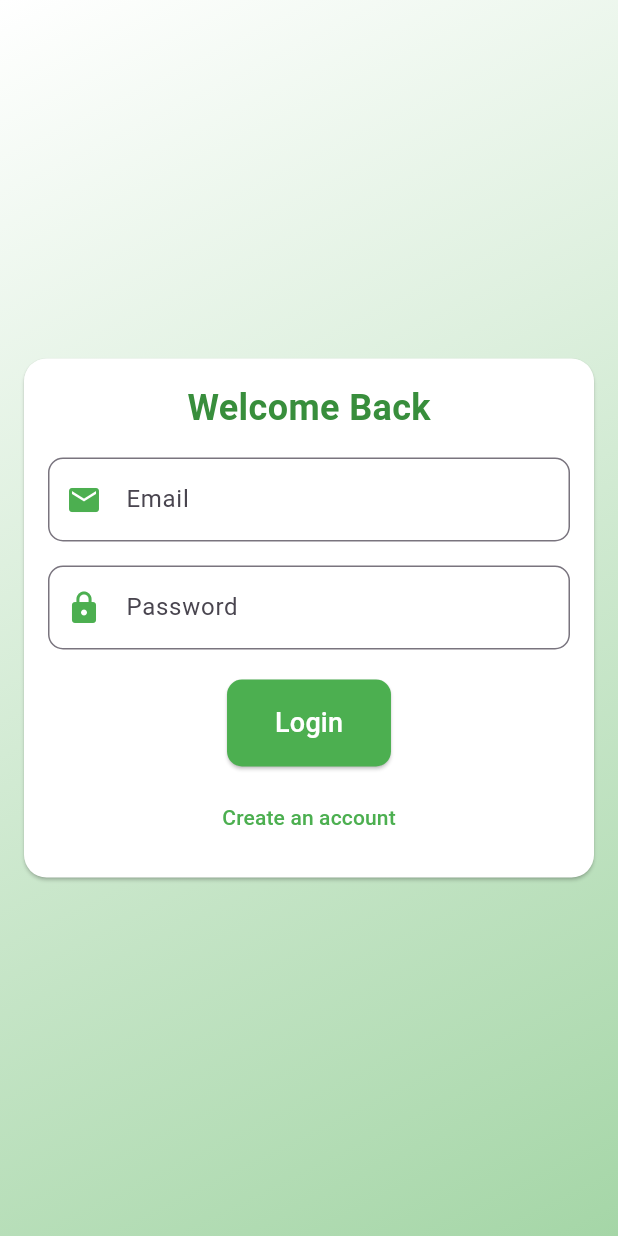
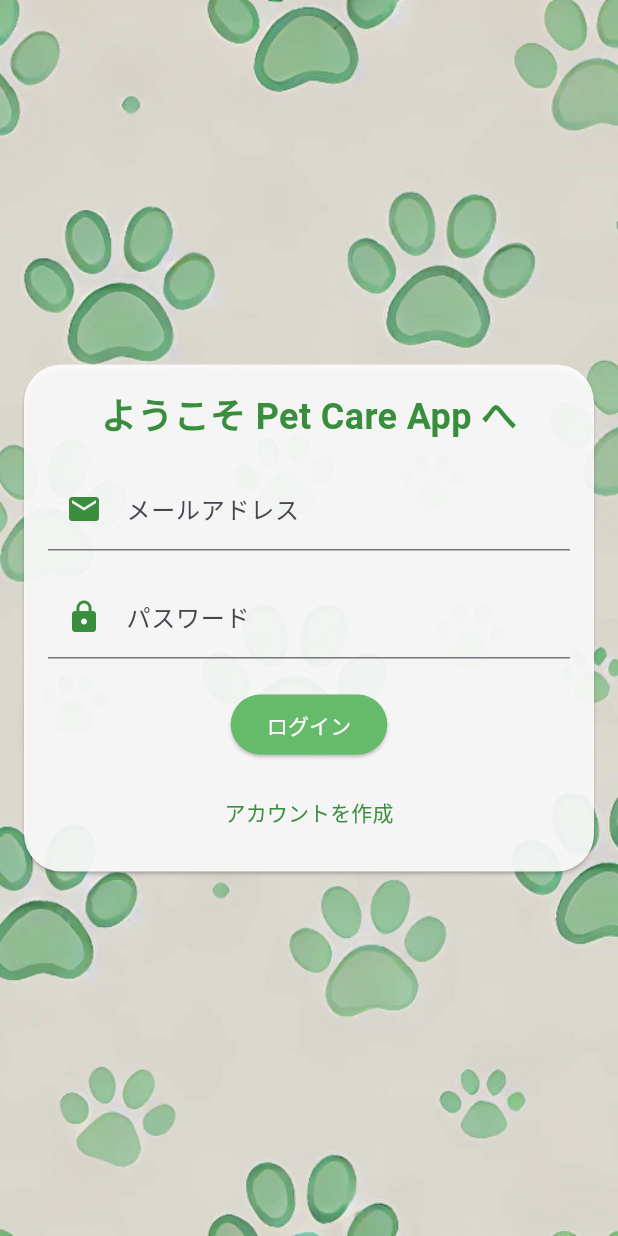
Before and after one commit to masakiShito/petcare-app, a Flutter app: the screen it shows after launch, on a phone screen of 412 x 824 dp. Run offline on Flutter 3.47's test engine with Material 3 defaults, Android fonts, the phone set to English and light mode, and no system bars; our stand-ins replace flutter_secure_storage, image_picker, permission_handler, shared_preferences; Roboto replaces fonts that are missing (CuteFont).

Commit message:
ログイン系修正

```diff
--- a/frontend/petcare_app/lib/screens/login_screen.dart
+++ b/frontend/petcare_app/lib/screens/login_screen.dart
@@ -1,107 +1,38 @@
 import 'package:flutter/material.dart';
-import 'package:http/http.dart' as http;
-import 'dart:convert';
-import 'package:shared_preferences/shared_preferences.dart';
-import '../widgets/custom_text_form_field.dart';
-import '../widgets/custom_button.dart';
 
 class LoginScreen extends StatefulWidget {
   @override
   _LoginScreenState createState() => _LoginScreenState();
 }
 
-class _LoginScreenState extends State<LoginScreen>
-    with SingleTickerProviderStateMixin {
+class _LoginScreenState extends State<LoginScreen> {
   final _formKey = GlobalKey<FormState>();
   final _emailController = TextEditingController();
   final _passwordController = TextEditingController();
   bool _isLoading = false;
   String? _errorMessage;
-  late AnimationController _animationController;
-  late Animation<double> _animation;
 
-  @override
-  void initState() {
-    super.initState();
-    _animationController = AnimationController(
-      duration: const Duration(seconds: 2),
-      vsync: this,
-    );
-    _animation = CurvedAnimation(
-      parent: _animationController,
-      curve: Curves.easeInOut,
-    );
-    _animationController.forward();
-  }
-
-  @override
-  void dispose() {
-    _animationController.dispose();
-    _emailController.dispose();
-    _passwordController.dispose();
-    super.dispose();
-  }
-
-  Future<void> _login() async {
-    setState(() {
-      _isLoading = true;
-      _errorMessage = null;
-    });
-
-    final response = await http.post(
-      Uri.parse('http://127.0.0.1:8000/api/login/'),
-      headers: <String, String>{
-        'Content-Type': 'application/json; charset=UTF-8',
-      },
-      body: jsonEncode(<String, String>{
-        'email': _emailController.text,
-        'password': _passwordController.text,
-      }),
-    );
-
-    setState(() {
-      _isLoading = false;
-    });
-
-    if (response.statusCode == 200) {
-      final responseData = jsonDecode(response.body);
-      final accessToken = responseData['access'];
-      final refreshToken = responseData['refresh'];
-
-      // トークンを保存
-      SharedPreferences prefs = await SharedPreferences.getInstance();
-      await prefs.setString('accessToken', accessToken);
-      await prefs.setString('refreshToken', refreshToken);
-
-      // ログイン成功、ホーム画面へ遷移
-      Navigator.pushReplacementNamed(context, '/home');
-    } else {
-      setState(() {
-        _errorMessage = 'Login failed. Please check your email and password.';
-      });
-    }
-  }
-
-  @override
   @override
   Widget build(BuildContext context) {
     return Scaffold(
-      body: Container(
-        decoration: BoxDecoration(
-          gradient: LinearGradient(
-            colors: [Colors.white, Colors.green.shade200],
-            begin: Alignment.topLeft,
-            end: Alignment.bottomRight,
+      body: Stack(
+        children: [
+          // 背景に足跡のパターン画像を表示
+          Container(
+            decoration: BoxDecoration(
+              image: DecorationImage(
+                image: AssetImage(
+                    'assets/pet_pattern_background.png'), // 背景画像をここで指定
+                fit: BoxFit.cover,
+              ),
+            ),
           ),
-        ),
-        child: Center(
-          child: ScaleTransition(
-            scale: _animation,
+          Center(
             child: Card(
               shape: RoundedRectangleBorder(
-                borderRadius: BorderRadius.circular(15.0),
+                borderRadius: BorderRadius.circular(25.0),
               ),
-              color: Colors.white,
+              color: Colors.white.withOpacity(0.9),
               margin: EdgeInsets.all(16.0),
               child: Padding(
                 padding: const EdgeInsets.all(16.0),
@@ -111,34 +42,41 @@ class _LoginScreenState extends State<LoginScreen>
                     mainAxisSize: MainAxisSize.min,
                     children: [
                       Text(
-                        'Welcome Back',
+                        'ようこそ Pet Care App へ',
                         style: TextStyle(
                           fontSize: 24.0,
                           fontWeight: FontWeight.bold,
+                          fontFamily: 'CuteFont',
                           color: Colors.green.shade700,
                         ),
                       ),
                       SizedBox(height: 16.0),
-                      CustomTextFormField(
+                      TextFormField(
                         controller: _emailController,
-                        labelText: 'Email',
-                        prefixIcon: Icon(Icons.email, color: Colors.green),
+                        decoration: InputDecoration(
+                          labelText: 'メールアドレス',
+                          prefixIcon:
+                              Icon(Icons.email, color: Colors.green.shade700),
+                        ),
                         validator: (value) {
                           if (value == null || value.isEmpty) {
-                            return 'Please enter your email';
+                            return 'メールアドレスを入力してください';
                           }
                           return null;
                         },
                       ),
                       SizedBox(height: 16.0),
-                      CustomTextFormField(
+                      TextFormField(
                         controller: _passwordController,
-                        labelText: 'Password',
-                        prefixIcon: Icon(Icons.lock, color: Colors.green),
+                        decoration: InputDecoration(
+                          labelText: 'パスワード',
+                          prefixIcon:
+                              Icon(Icons.lock, color: Colors.green.shade700),
+                        ),
                         obscureText: true,
                         validator: (value) {
                           if (value == null || value.isEmpty) {
-                            return 'Please enter your password';
+                            return 'パスワードを入力してください';
                           }
                           return null;
                         },
@@ -153,15 +91,17 @@ class _LoginScreenState extends State<LoginScreen>
                             style: TextStyle(color: Colors.red),
                           ),
                         ),
-                      CustomButton(
-                        text: 'Login',
+                      ElevatedButton(
                         onPressed: () {
                           if (_formKey.currentState?.validate() ?? false) {
-                            _login();
+                            // ログイン処理
                           }
                         },
-                        backgroundColor: Colors.green,
-                        textColor: Colors.white,
+                        child: Text('ログイン'),
+                        style: ElevatedButton.styleFrom(
+                          backgroundColor: Colors.green.shade400,
+                          foregroundColor: Colors.white,
+                        ),
                       ),
                       SizedBox(height: 10),
                       TextButton(
@@ -169,8 +109,8 @@ class _LoginScreenState extends State<LoginScreen>
                           Navigator.pushNamed(context, '/signup');
                         },
                         child: Text(
-                          'Create an account',
-                          style: TextStyle(color: Colors.green),
+                          'アカウントを作成',
+                          style: TextStyle(color: Colors.green.shade700),
                         ),
                       ),
                     ],
@@ -179,7 +119,7 @@ class _LoginScreenState extends State<LoginScreen>
               ),
             ),
           ),
-        ),
+        ],
       ),
     );
   }
--- a/frontend/petcare_app/lib/screens/signup_screen.dart
+++ b/frontend/petcare_app/lib/screens/signup_screen.dart
@@ -15,6 +15,7 @@ class _SignupScreenState extends State<SignupScreen> {
   final _passwordController = TextEditingController();
   bool _isLoading = false;
   String? _errorMessage;
+
   Future<void> _signup() async {
     setState(() {
       _isLoading = true;
@@ -41,12 +42,12 @@ class _SignupScreenState extends State<SignupScreen> {
       // サインアップ成功時にログイン画面へ遷移
       Navigator.pushReplacementNamed(context, '/login');
 
-      // メッセージを表示するためにSnackbarなども使えます
-      ScaffoldMessenger.of(context).showSnackBar(SnackBar(
-          content: Text('Account created successfully. Please log in.')));
+      // 成功メッセージを表示
+      ScaffoldMessenger.of(context)
+          .showSnackBar(SnackBar(content: Text('アカウントが作成されました。ログインしてください。')));
     } else {
       setState(() {
-        _errorMessage = 'Signup failed. Please try again.';
+        _errorMessage = 'サインアップに失敗しました。もう一度お試しください。';
       });
     }
   }
@@ -62,12 +63,24 @@ class _SignupScreenState extends State<SignupScreen> {
   @override
   Widget build(BuildContext context) {
     return Scaffold(
-      body: Center(
+      body: Stack(
+        children: [
+          // 背景に足跡パターン画像を表示
+          Container(
+            decoration: BoxDecoration(
+              image: DecorationImage(
+                image: AssetImage(
+                    'assets/pet_pattern_background.png'), // 足跡の背景画像を指定
+                fit: BoxFit.cover,
+              ),
+            ),
+          ),
+          Center(
             child: Card(
               shape: RoundedRectangleBorder(
-            borderRadius: BorderRadius.circular(15.0),
+                borderRadius: BorderRadius.circular(25.0),
               ),
-          color: Colors.white,
+              color: Colors.white.withOpacity(0.9), // 背景に合わせて透明度を調整
               margin: EdgeInsets.all(16.0),
               child: Padding(
                 padding: const EdgeInsets.all(16.0),
@@ -77,10 +90,11 @@ class _SignupScreenState extends State<SignupScreen> {
                     mainAxisSize: MainAxisSize.min,
                     children: [
                       Text(
-                    'Sign Up',
+                        'サインアップ',
                         style: TextStyle(
                           fontSize: 24.0,
                           fontWeight: FontWeight.bold,
+                          fontFamily: 'CuteFont',
                           color: Colors.green.shade700,
                         ),
                       ),
@@ -88,12 +102,13 @@ class _SignupScreenState extends State<SignupScreen> {
                       TextFormField(
                         controller: _usernameController,
                         decoration: InputDecoration(
-                      labelText: 'Username',
-                      prefixIcon: Icon(Icons.person, color: Colors.green),
+                          labelText: 'ユーザー名',
+                          prefixIcon:
+                              Icon(Icons.person, color: Colors.green.shade700),
                         ),
                         validator: (value) {
                           if (value == null || value.isEmpty) {
-                        return 'Please enter your username';
+                            return 'ユーザー名を入力してください';
                           }
                           return null;
                         },
@@ -102,12 +117,13 @@ class _SignupScreenState extends State<SignupScreen> {
                       TextFormField(
                         controller: _emailController,
                         decoration: InputDecoration(
-                      labelText: 'Email',
-                      prefixIcon: Icon(Icons.email, color: Colors.green),
+                          labelText: 'メールアドレス',
+                          prefixIcon:
+                              Icon(Icons.email, color: Colors.green.shade700),
                         ),
                         validator: (value) {
                           if (value == null || value.isEmpty) {
-                        return 'Please enter your email';
+                            return 'メールアドレスを入力してください';
                           }
                           return null;
                         },
@@ -116,13 +132,14 @@ class _SignupScreenState extends State<SignupScreen> {
                       TextFormField(
                         controller: _passwordController,
                         decoration: InputDecoration(
-                      labelText: 'Password',
-                      prefixIcon: Icon(Icons.lock, color: Colors.green),
+                          labelText: 'パスワード',
+                          prefixIcon:
+                              Icon(Icons.lock, color: Colors.green.shade700),
                         ),
                         obscureText: true,
                         validator: (value) {
                           if (value == null || value.isEmpty) {
-                        return 'Please enter your password';
+                            return 'パスワードを入力してください';
                           }
                           return null;
                         },
@@ -143,10 +160,20 @@ class _SignupScreenState extends State<SignupScreen> {
                             _signup();
                           }
                         },
-                    child: Text('Sign Up'),
+                        child: Text('サインアップ'),
                         style: ElevatedButton.styleFrom(
-                      backgroundColor: Colors.green,
+                          backgroundColor: Colors.green.shade400,
                           foregroundColor: Colors.white,
+                        ),
+                      ),
+                      SizedBox(height: 10),
+                      TextButton(
+                        onPressed: () {
+                          Navigator.pushReplacementNamed(context, '/login');
+                        },
+                        child: Text(
+                          '既にアカウントをお持ちの方はこちらからログイン',
+                          style: TextStyle(color: Colors.green.shade700),
                         ),
                       ),
                     ],
@@ -155,6 +182,8 @@ class _SignupScreenState extends State<SignupScreen> {
               ),
             ),
           ),
+        ],
+      ),
     );
   }
 }
--- a/frontend/petcare_app/pubspec.yaml
+++ b/frontend/petcare_app/pubspec.yaml
@@ -39,6 +39,7 @@ dependencies:
   permission_handler: ^10.2.0
   shared_preferences: ^2.0.8
   http: ^1.2.1
+  flutter_secure_storage: ^4.2.0
 
 dev_dependencies:
   flutter_test:
@@ -96,3 +97,4 @@ flutter:
 
   assets:
     - assets/default_image.jpg
+    - assets/pet_pattern_background.png
```
Also changed, not shown: frontend/petcare_app/assets/pet_pattern_background.png (added), 1 other file. Lines whose indentation alone changed are shown as unchanged.
